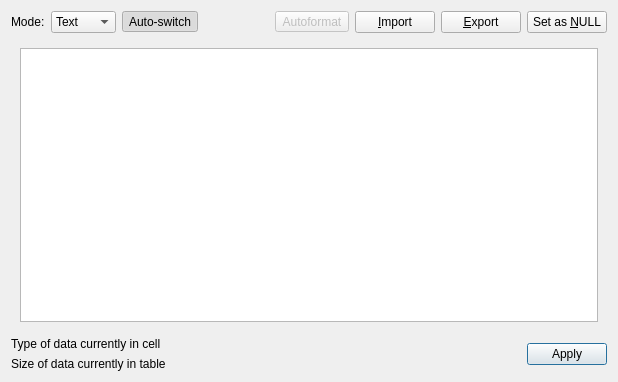
This is src/EditDialog.ui in sqlitebrowser/sqlitebrowser as Qt 5 draws it before an edit. The edited form follows.
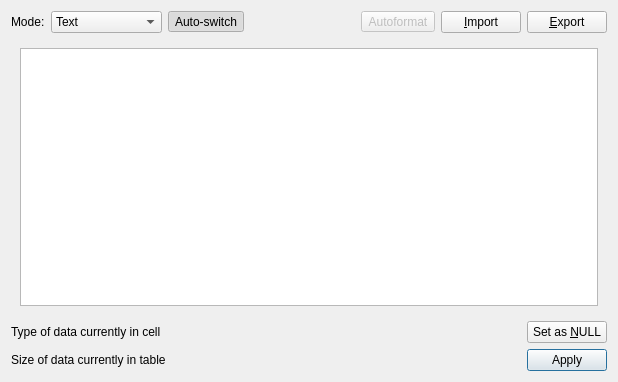
This is the edited form. Icons and pictures are not drawn.

Commit message:
Change UI size policy, make RU translation shorter (#1678)
The width of the UI elements is forced by the text in buttons. This is a problem in some translations,
where the text are longer than the original. This PR address this tweaking some aspects:

* change UI size policy

* make RU translation for some buttons shorter

* move Set as NULL to bottom in EditDialog

The edit to the form file:
```diff
--- a/src/EditDialog.ui
+++ b/src/EditDialog.ui
@@ -31,9 +31,15 @@
      </item>
      <item>
       <widget class="QComboBox" name="comboMode">
+       <property name="sizePolicy">
+        <sizepolicy hsizetype="MinimumExpanding" vsizetype="Fixed">
+         <horstretch>0</horstretch>
+         <verstretch>0</verstretch>
+        </sizepolicy>
+       </property>
        <property name="minimumSize">
         <size>
-         <width>0</width>
+         <width>50</width>
          <height>0</height>
         </size>
        </property>
@@ -99,9 +105,12 @@
        <property name="orientation">
         <enum>Qt::Horizontal</enum>
        </property>
+       <property name="sizeType">
+        <enum>QSizePolicy::MinimumExpanding</enum>
+       </property>
        <property name="sizeHint" stdset="0">
         <size>
-         <width>40</width>
+         <width>0</width>
          <height>20</height>
         </size>
        </property>
@@ -137,7 +146,7 @@
       <widget class="QPushButton" name="buttonImport">
        <property name="minimumSize">
         <size>
-         <width>0</width>
+         <width>50</width>
          <height>0</height>
         </size>
        </property>
@@ -156,7 +165,7 @@
       <widget class="QPushButton" name="buttonExport">
        <property name="minimumSize">
         <size>
-         <width>0</width>
+         <width>50</width>
          <height>0</height>
         </size>
        </property>
@@ -171,25 +180,6 @@
        </property>
       </widget>
      </item>
-     <item>
-      <widget class="QPushButton" name="buttonNull">
-       <property name="minimumSize">
-        <size>
-         <width>0</width>
-         <height>0</height>
-        </size>
-       </property>
-       <property name="toolTip">
-        <string>Set this cell to NULL</string>
-       </property>
-       <property name="whatsThis">
-        <string>Erases the contents of the cell</string>
-       </property>
-       <property name="text">
-        <string>Set as &amp;NULL</string>
-       </property>
-      </widget>
-     </item>
     </layout>
    </item>
    <item>
@@ -258,8 +248,8 @@
     </widget>
    </item>
    <item>
-    <layout class="QHBoxLayout" name="horizontalLayout_2">
-     <item>
+    <layout class="QGridLayout" name="gridLayout">
+     <item row="0" column="0">
       <layout class="QVBoxLayout" name="verticalLayout">
        <item>
         <widget class="QLabel" name="labelType">
@@ -268,30 +258,16 @@
          </property>
         </widget>
        </item>
-       <item>
-        <widget class="QLabel" name="labelSize">
-         <property name="text">
-          <string>Size of data currently in table</string>
-         </property>
-        </widget>
-       </item>
       </layout>
      </item>
-     <item>
-      <spacer name="horizontalSpacer_2">
-       <property name="orientation">
-        <enum>Qt::Horizontal</enum>
-       </property>
-       <property name="sizeHint" stdset="0">
-        <size>
-         <width>40</width>
-         <height>20</height>
-        </size>
-       </property>
-      </spacer>
-     </item>
-     <item>
+     <item row="1" column="2">
       <widget class="QPushButton" name="buttonApply">
+       <property name="minimumSize">
+        <size>
+         <width>50</width>
+         <height>0</height>
+        </size>
+       </property>
        <property name="toolTip">
         <string>Apply data to cell</string>
        </property>
@@ -306,6 +282,45 @@
        </property>
       </widget>
      </item>
+     <item row="0" column="1">
+      <spacer name="horizontalSpacer_2">
+       <property name="orientation">
+        <enum>Qt::Horizontal</enum>
+       </property>
+       <property name="sizeHint" stdset="0">
+        <size>
+         <width>40</width>
+         <height>20</height>
+        </size>
+       </property>
+      </spacer>
+     </item>
+     <item row="0" column="2">
+      <widget class="QPushButton" name="buttonNull">
+       <property name="minimumSize">
+        <size>
+         <width>50</width>
+         <height>0</height>
+        </size>
+       </property>
+       <property name="toolTip">
+        <string>Set this cell to NULL</string>
+       </property>
+       <property name="whatsThis">
+        <string>Erases the contents of the cell</string>
+       </property>
+       <property name="text">
+        <string>Set as &amp;NULL</string>
+       </property>
+      </widget>
+     </item>
+     <item row="1" column="0">
+      <widget class="QLabel" name="labelSize">
+       <property name="text">
+        <string>Size of data currently in table</string>
+       </property>
+      </widget>
+     </item>
     </layout>
    </item>
   </layout>
```
Left out of the diff: 1 changed line with no effect on the pictures. The commit also changes 2 other files.
